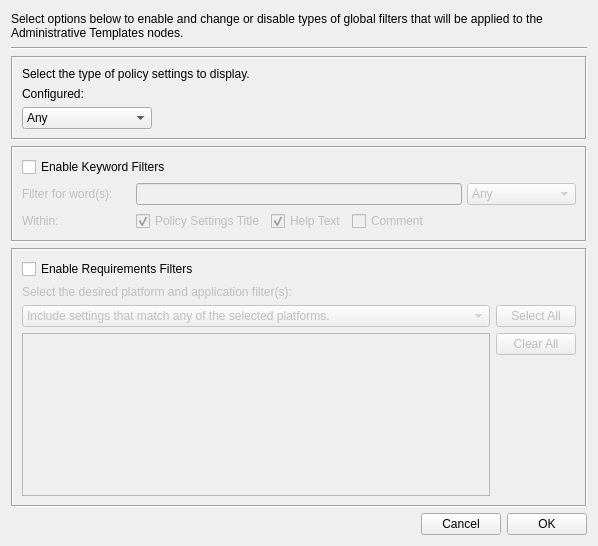
First picture: the form in src/plugins/administrative_templates/ui/templatefilterdialog.ui, repository august-alt/gpui, before the edit.
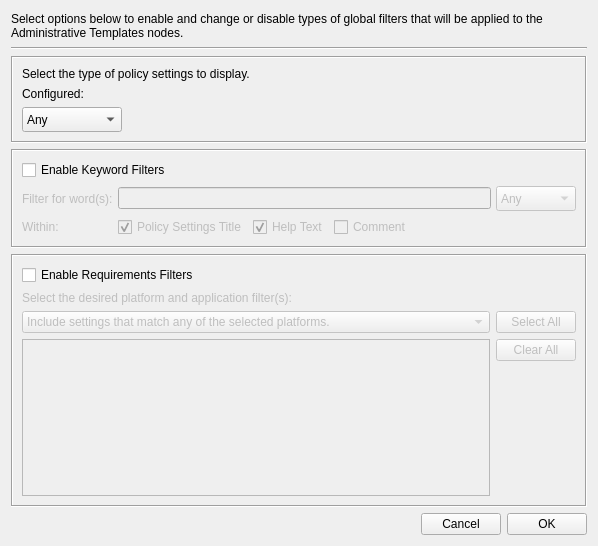
Second picture: the form after the edit.

Commit message: feat: allow to resize filter dialog

```diff
--- a/src/plugins/administrative_templates/ui/templatefilterdialog.ui
+++ b/src/plugins/administrative_templates/ui/templatefilterdialog.ui
@@ -11,7 +11,7 @@
    </rect>
   </property>
   <property name="sizePolicy">
-   <sizepolicy hsizetype="Fixed" vsizetype="Fixed">
+   <sizepolicy hsizetype="Fixed" vsizetype="MinimumExpanding">
     <horstretch>0</horstretch>
     <verstretch>0</verstretch>
    </sizepolicy>
@@ -24,8 +24,8 @@
   </property>
   <property name="maximumSize">
    <size>
-    <width>598</width>
-    <height>546</height>
+    <width>897</width>
+    <height>900</height>
    </size>
   </property>
   <property name="windowTitle">
@@ -34,6 +34,12 @@
   <layout class="QGridLayout" name="gridLayout_4">
    <item row="2" column="0" colspan="3">
     <widget class="QFrame" name="selectFrame">
+     <property name="sizePolicy">
+      <sizepolicy hsizetype="Preferred" vsizetype="Fixed">
+       <horstretch>0</horstretch>
+       <verstretch>0</verstretch>
+      </sizepolicy>
+     </property>
      <property name="frameShape">
       <enum>QFrame::Box</enum>
      </property>
@@ -60,10 +66,16 @@
       </item>
       <item row="2" column="0">
        <widget class="QComboBox" name="configuredComboBox">
+        <property name="sizePolicy">
+         <sizepolicy hsizetype="Fixed" vsizetype="Fixed">
+          <horstretch>0</horstretch>
+          <verstretch>0</verstretch>
+         </sizepolicy>
+        </property>
         <property name="minimumSize">
          <size>
-          <width>130</width>
-          <height>0</height>
+          <width>100</width>
+          <height>25</height>
          </size>
         </property>
         <property name="maximumSize">
@@ -110,6 +122,12 @@
    </item>
    <item row="4" column="0" colspan="3">
     <widget class="QFrame" name="requireFrame">
+     <property name="sizePolicy">
+      <sizepolicy hsizetype="Preferred" vsizetype="Expanding">
+       <horstretch>0</horstretch>
+       <verstretch>0</verstretch>
+      </sizepolicy>
+     </property>
      <property name="frameShape">
       <enum>QFrame::Box</enum>
      </property>
@@ -154,11 +172,14 @@
          <item row="2" column="0" rowspan="3">
           <widget class="QTreeView" name="platformTreeView">
            <property name="sizePolicy">
-            <sizepolicy hsizetype="Expanding" vsizetype="MinimumExpanding">
+            <sizepolicy hsizetype="Expanding" vsizetype="Expanding">
              <horstretch>0</horstretch>
              <verstretch>0</verstretch>
             </sizepolicy>
            </property>
+           <property name="sortingEnabled">
+            <bool>false</bool>
+           </property>
            <attribute name="headerVisible">
             <bool>false</bool>
            </attribute>
@@ -235,6 +256,12 @@
    </item>
    <item row="3" column="0" colspan="3">
     <widget class="QFrame" name="kwordFrame">
+     <property name="sizePolicy">
+      <sizepolicy hsizetype="Preferred" vsizetype="Fixed">
+       <horstretch>0</horstretch>
+       <verstretch>0</verstretch>
+      </sizepolicy>
+     </property>
      <property name="frameShape">
       <enum>QFrame::Box</enum>
      </property>
@@ -309,6 +336,12 @@
          </item>
          <item row="0" column="0">
           <widget class="QLabel" name="keywordLabel">
+           <property name="sizePolicy">
+            <sizepolicy hsizetype="Fixed" vsizetype="Preferred">
+             <horstretch>0</horstretch>
+             <verstretch>0</verstretch>
+            </sizepolicy>
+           </property>
            <property name="text">
             <string>Filter for word(s):</string>
            </property>
@@ -329,6 +362,18 @@
          </item>
          <item row="0" column="4">
           <widget class="QComboBox" name="keywordComboBox">
+           <property name="sizePolicy">
+            <sizepolicy hsizetype="Fixed" vsizetype="Fixed">
+             <horstretch>0</horstretch>
+             <verstretch>0</verstretch>
+            </sizepolicy>
+           </property>
+           <property name="minimumSize">
+            <size>
+             <width>80</width>
+             <height>25</height>
+            </size>
+           </property>
            <property name="editable">
             <bool>false</bool>
            </property>
@@ -363,7 +408,14 @@
           </widget>
          </item>
          <item row="0" column="1" colspan="3">
-          <widget class="QLineEdit" name="keywordLineEdit"/>
+          <widget class="QLineEdit" name="keywordLineEdit">
+           <property name="sizePolicy">
+            <sizepolicy hsizetype="Preferred" vsizetype="Fixed">
+             <horstretch>0</horstretch>
+             <verstretch>0</verstretch>
+            </sizepolicy>
+           </property>
+          </widget>
          </item>
          <item row="1" column="2">
           <widget class="QCheckBox" name="helpCheckBox">
```
